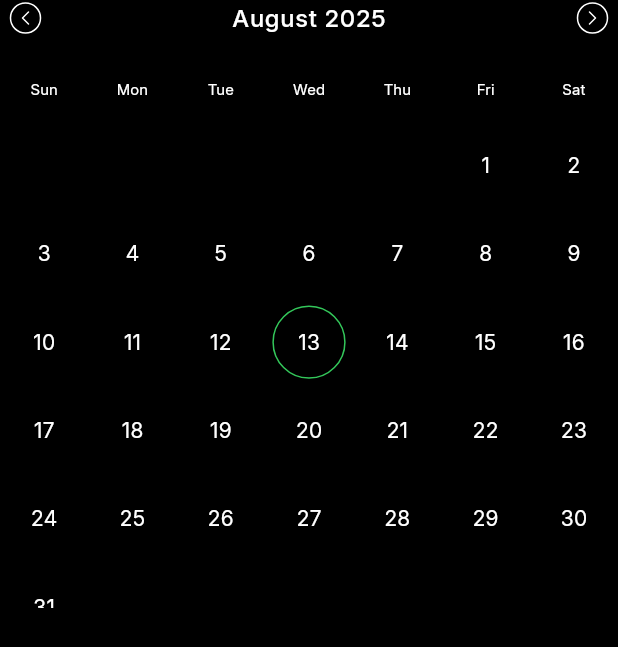
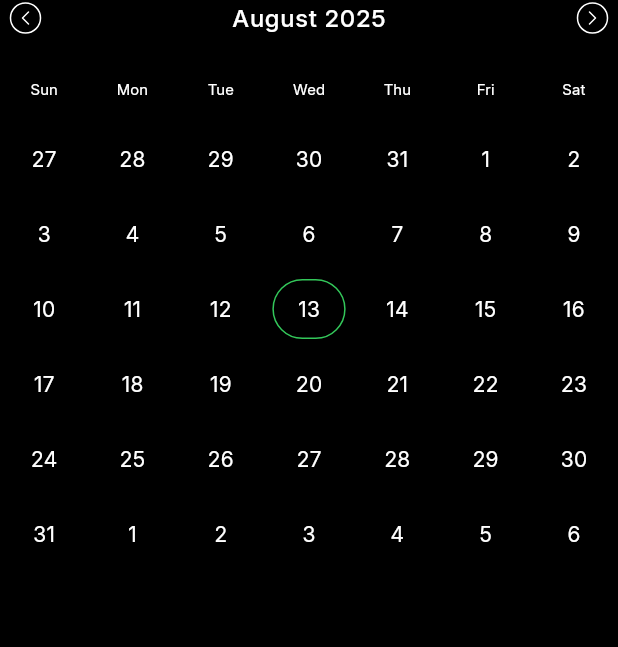
Before and after one commit to anand-a-j/habitroot, a Flutter app: the HabitRootMonthCalendar widget shown alone on an empty page, opened directly with empty values, on a phone screen of 412 x 824 dp. Shown: the top 647 px of the screen. Run offline on Flutter 3.47's test engine with Material 3 defaults, Android fonts, the phone set to English and light mode, and no system bars; our stand-ins replace dashed_circular_progress_bar, emoji_picker_flutter, fl_chart, flutter_local_notifications, flutter_riverpod, flutter_svg and 6 more; accounts and stored records are empty.

Commit message:
update calender ui: make it more responsive

```diff
--- a/lib/features/calendar/presentation/habitroot_month_calendar.dart
+++ b/lib/features/calendar/presentation/habitroot_month_calendar.dart
@@ -75,7 +75,8 @@ class _HabitRootMonthCalendarState extends State<HabitRootMonthCalendar> {
   @override
   Widget build(BuildContext context) {
     return SizedBox(
-      height: ResponsiveLayout.calendarHeightEQ(context),
+      // height: ResponsiveLayout.calendarHeightEQ(context),
+      height: 390,
       child: Column(
         mainAxisSize: MainAxisSize.min,
         children: [
@@ -176,19 +177,18 @@ class _HabitRootMonthCalendarState extends State<HabitRootMonthCalendar> {
             widget.startDate.year, widget.startDate.month + monthIndex + 1, 0)
         .day;
 
-    int firstWeekday = firstDayOfMonth.weekday % 7;
+    // Step 1: Find the first visible day (Sunday)
+    int firstWeekday = firstDayOfMonth.weekday % 7; // 0=Sunday
+    DateTime firstVisibleDay =
+        firstDayOfMonth.subtract(Duration(days: firstWeekday));
+
+    // Step 2: Generate 42 days (6 weeks)
     List<Widget> weeks = [];
-
     List<Widget> currentWeek = [];
 
-    for (int i = 0; i < firstWeekday; i++) {
-      currentWeek.add(const Expanded(child: SizedBox.shrink()));
-    }
-
-    for (int day = 1; day <= daysInMonth; day++) {
-      final DateTime dateTime =
-          DateTime(firstDayOfMonth.year, firstDayOfMonth.month, day);
-      currentWeek.add(Expanded(child: _dateButton(dateTime)));
+    for (int i = 0; i < 42; i++) {
+      DateTime day = firstVisibleDay.add(Duration(days: i));
+      currentWeek.add(Expanded(child: _dateButton(day)));
 
       if (currentWeek.length == 7) {
         weeks.add(Row(children: currentWeek));
@@ -196,14 +196,8 @@ class _HabitRootMonthCalendarState extends State<HabitRootMonthCalendar> {
       }
     }
 
-    if (currentWeek.isNotEmpty) {
-      while (currentWeek.length < 7) {
-        currentWeek.add(const Expanded(child: SizedBox.shrink()));
-      }
-      weeks.add(Row(children: currentWeek));
-    }
-
     return Column(
+      mainAxisSize: MainAxisSize.min,
       children: weeks,
     );
   }
@@ -225,11 +219,12 @@ class _HabitRootMonthCalendarState extends State<HabitRootMonthCalendar> {
       onTap: () {
         widget.changeDay(dateTime, event.event);
       },
-      child: AspectRatio(
-        aspectRatio: 1,
       child: Container(
-          height: 35,
-          width: 35,
+        height: 40,
+        width: 40,
+        constraints: BoxConstraints(
+          maxWidth: 40,
+        ),
         margin: const EdgeInsets.symmetric(horizontal: 5, vertical: 5),
         // padding: EdgeInsets.all(_isSmallWidth ? 3 : 4),
         decoration: BoxDecoration(
@@ -250,7 +245,6 @@ class _HabitRootMonthCalendarState extends State<HabitRootMonthCalendar> {
             weekday: weekday,
             dateTime: dateTime,
             isSelected: isSelected,
-            ),
           ),
         ),
       ),
```
Lines whose indentation alone changed are shown as unchanged.
